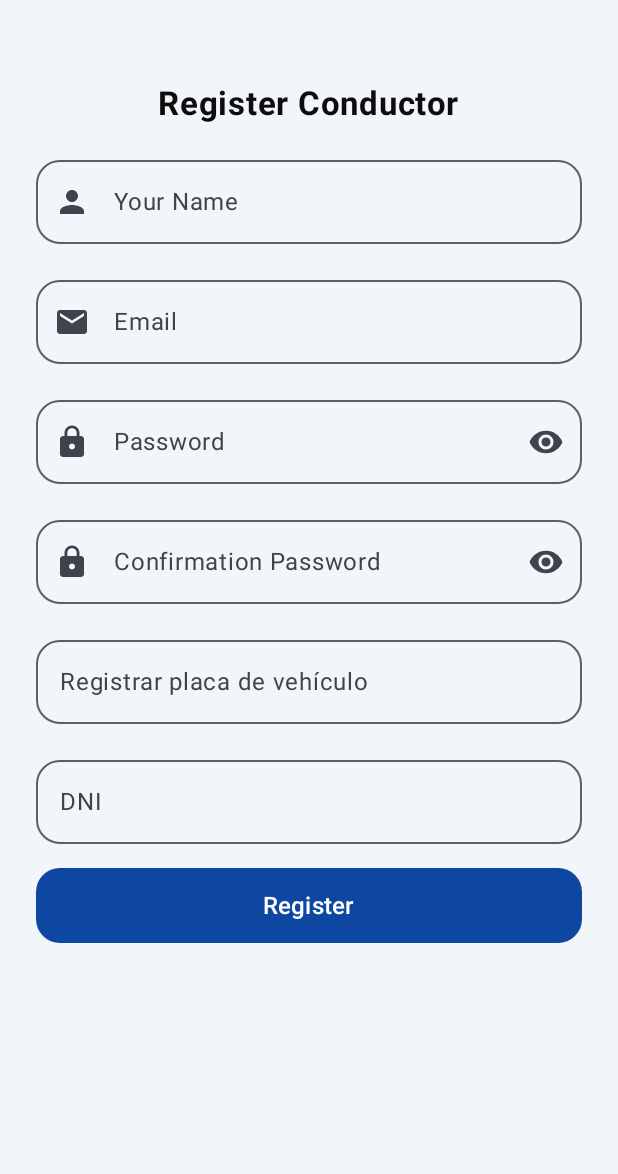
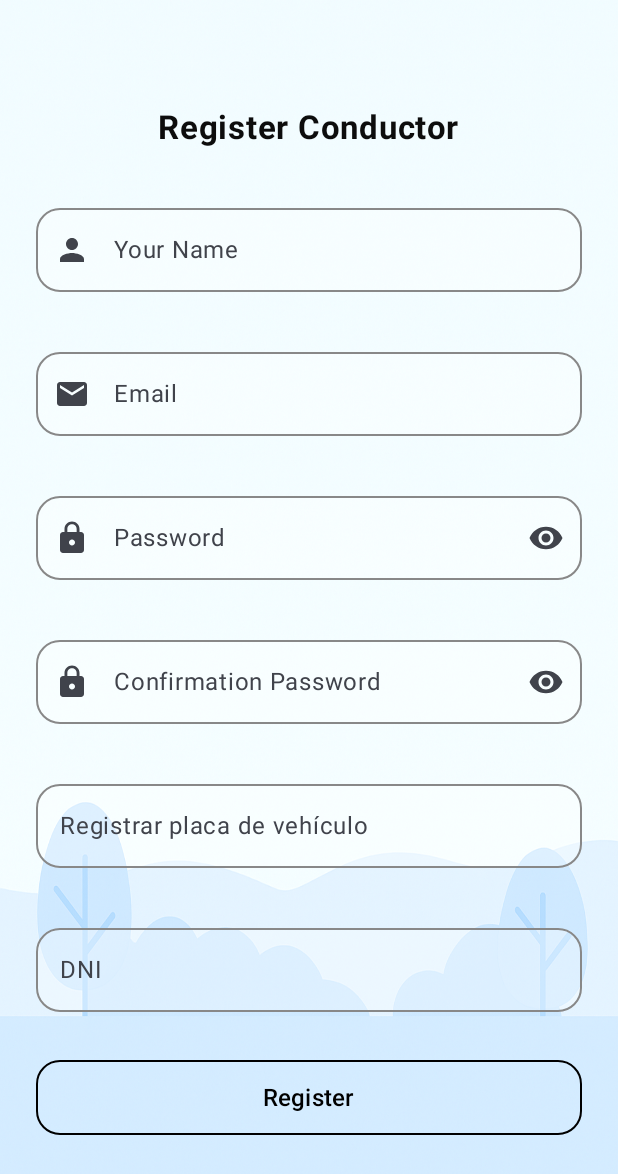
Before and after one commit to G3-UPC-CC238-346-ParkingNow/Kotlin-Mobile, an Android app built with Jetpack Compose: the RegisterScreen screen opened through its navigation route, on a phone screen of 412 x 824 dp. Shown: the top 1174 px of the screen. Run offline under Robolectric (Android 15) with nearby library versions, the phone set to English and light mode, and no system bars.

Commit message:
Implement scrollable and styled RegisterScreen with full field separation and background design

```diff
--- a/app/src/main/java/pe/edu/upc/parkingnow/presentation/view/RegisterScreen.kt
+++ b/app/src/main/java/pe/edu/upc/parkingnow/presentation/view/RegisterScreen.kt
@@ -1,6 +1,8 @@
 package pe.edu.upc.parkingnow.presentation.view
 
-import androidx.compose.foundation.background
+import androidx.compose.foundation.rememberScrollState
+import androidx.compose.foundation.verticalScroll
+import androidx.compose.foundation.Image
 import androidx.compose.foundation.layout.*
 import androidx.compose.foundation.shape.RoundedCornerShape
 import androidx.compose.material.icons.Icons
@@ -10,12 +12,16 @@ import androidx.compose.runtime.*
 import androidx.compose.ui.Alignment
 import androidx.compose.ui.Modifier
 import androidx.compose.ui.graphics.Color
+import androidx.compose.foundation.BorderStroke
 import androidx.compose.ui.text.font.FontWeight
 import androidx.compose.ui.text.input.PasswordVisualTransformation
 import androidx.compose.ui.text.input.VisualTransformation
 import androidx.compose.ui.unit.dp
 import androidx.compose.ui.unit.sp
+import androidx.compose.ui.res.painterResource
+import androidx.compose.ui.layout.ContentScale
 import androidx.navigation.NavController
+import pe.edu.upc.parkingnow.R
 
 @Composable
 fun RegisterScreen(navController: NavController) {
@@ -28,16 +34,25 @@ fun RegisterScreen(navController: NavController) {
     var passwordVisible by remember { mutableStateOf(false) }
     var confirmPasswordVisible by remember { mutableStateOf(false) }
 
+    Box(modifier = Modifier.fillMaxSize()) {
+        Image(
+            painter = painterResource(id = R.drawable.login_background),
+            contentDescription = null,
+            contentScale = ContentScale.FillBounds,
+            modifier = Modifier.fillMaxSize()
+        )
         Box(
             modifier = Modifier
                 .fillMaxSize()
-            .background(Color(0xFFF2F5F9))
                 .padding(24.dp),
             contentAlignment = Alignment.TopCenter
         ) {
             Column(
-            verticalArrangement = Arrangement.spacedBy(16.dp),
-            horizontalAlignment = Alignment.CenterHorizontally
+                verticalArrangement = Arrangement.spacedBy(32.dp),
+                horizontalAlignment = Alignment.CenterHorizontally,
+                modifier = Modifier
+                    .fillMaxSize()
+                    .verticalScroll(rememberScrollState())
             ) {
                 Spacer(modifier = Modifier.height(16.dp))
 
@@ -55,7 +70,15 @@ fun RegisterScreen(navController: NavController) {
                     leadingIcon = { Icon(Icons.Default.Person, contentDescription = null) },
                     singleLine = true,
                     shape = RoundedCornerShape(16.dp),
-                modifier = Modifier.fillMaxWidth()
+                    modifier = Modifier.fillMaxWidth(),
+                    colors = OutlinedTextFieldDefaults.colors(
+                        focusedContainerColor = Color.White.copy(alpha = 0.5f),
+                        unfocusedContainerColor = Color.White.copy(alpha = 0.3f),
+                        focusedBorderColor = Color.Black,
+                        unfocusedBorderColor = Color.Gray,
+                        focusedTextColor = Color.Black,
+                        unfocusedTextColor = Color.Black
+                    )
                 )
 
                 OutlinedTextField(
@@ -65,7 +88,15 @@ fun RegisterScreen(navController: NavController) {
                     leadingIcon = { Icon(Icons.Default.Email, contentDescription = null) },
                     singleLine = true,
                     shape = RoundedCornerShape(16.dp),
-                modifier = Modifier.fillMaxWidth()
+                    modifier = Modifier.fillMaxWidth(),
+                    colors = OutlinedTextFieldDefaults.colors(
+                        focusedContainerColor = Color.White.copy(alpha = 0.5f),
+                        unfocusedContainerColor = Color.White.copy(alpha = 0.3f),
+                        focusedBorderColor = Color.Black,
+                        unfocusedBorderColor = Color.Gray,
+                        focusedTextColor = Color.Black,
+                        unfocusedTextColor = Color.Black
+                    )
                 )
 
                 OutlinedTextField(
@@ -81,7 +112,15 @@ fun RegisterScreen(navController: NavController) {
                     visualTransformation = if (passwordVisible) VisualTransformation.None else PasswordVisualTransformation(),
                     singleLine = true,
                     shape = RoundedCornerShape(16.dp),
-                modifier = Modifier.fillMaxWidth()
+                    modifier = Modifier.fillMaxWidth(),
+                    colors = OutlinedTextFieldDefaults.colors(
+                        focusedContainerColor = Color.White.copy(alpha = 0.5f),
+                        unfocusedContainerColor = Color.White.copy(alpha = 0.3f),
+                        focusedBorderColor = Color.Black,
+                        unfocusedBorderColor = Color.Gray,
+                        focusedTextColor = Color.Black,
+                        unfocusedTextColor = Color.Black
+                    )
                 )
 
                 OutlinedTextField(
@@ -97,7 +136,15 @@ fun RegisterScreen(navController: NavController) {
                     visualTransformation = if (confirmPasswordVisible) VisualTransformation.None else PasswordVisualTransformation(),
                     singleLine = true,
                     shape = RoundedCornerShape(16.dp),
-                modifier = Modifier.fillMaxWidth()
+                    modifier = Modifier.fillMaxWidth(),
+                    colors = OutlinedTextFieldDefaults.colors(
+                        focusedContainerColor = Color.White.copy(alpha = 0.5f),
+                        unfocusedContainerColor = Color.White.copy(alpha = 0.3f),
+                        focusedBorderColor = Color.Black,
+                        unfocusedBorderColor = Color.Gray,
+                        focusedTextColor = Color.Black,
+                        unfocusedTextColor = Color.Black
+                    )
                 )
 
                 OutlinedTextField(
@@ -106,7 +153,15 @@ fun RegisterScreen(navController: NavController) {
                     label = { Text("Registrar placa de vehículo") },
                     singleLine = true,
                     shape = RoundedCornerShape(16.dp),
-                modifier = Modifier.fillMaxWidth()
+                    modifier = Modifier.fillMaxWidth(),
+                    colors = OutlinedTextFieldDefaults.colors(
+                        focusedContainerColor = Color.White.copy(alpha = 0.5f),
+                        unfocusedContainerColor = Color.White.copy(alpha = 0.3f),
+                        focusedBorderColor = Color.Black,
+                        unfocusedBorderColor = Color.Gray,
+                        focusedTextColor = Color.Black,
+                        unfocusedTextColor = Color.Black
+                    )
                 )
 
                 OutlinedTextField(
@@ -115,7 +170,15 @@ fun RegisterScreen(navController: NavController) {
                     label = { Text("DNI") },
                     singleLine = true,
                     shape = RoundedCornerShape(16.dp),
-                modifier = Modifier.fillMaxWidth()
+                    modifier = Modifier.fillMaxWidth(),
+                    colors = OutlinedTextFieldDefaults.colors(
+                        focusedContainerColor = Color.White.copy(alpha = 0.5f),
+                        unfocusedContainerColor = Color.White.copy(alpha = 0.3f),
+                        focusedBorderColor = Color.Black,
+                        unfocusedBorderColor = Color.Gray,
+                        focusedTextColor = Color.Black,
+                        unfocusedTextColor = Color.Black
+                    )
                 )
 
                 Button(
@@ -124,10 +187,15 @@ fun RegisterScreen(navController: NavController) {
                         .fillMaxWidth()
                         .height(50.dp),
                     shape = RoundedCornerShape(16.dp),
-                colors = ButtonDefaults.buttonColors(containerColor = Color(0xFF0D47A1))
+                    colors = ButtonDefaults.buttonColors(
+                        containerColor = Color.Transparent,
+                        contentColor = Color.Black
+                    ),
+                    border = BorderStroke(1.dp, Color.Black)
                 ) {
-                Text("Register", fontSize = 16.sp, color = Color.White)
+                    Text("Register", fontSize = 16.sp, color = Color.Black)
                 }
             }
         }
     }
+}
```
Lines whose indentation alone changed are shown as unchanged.
